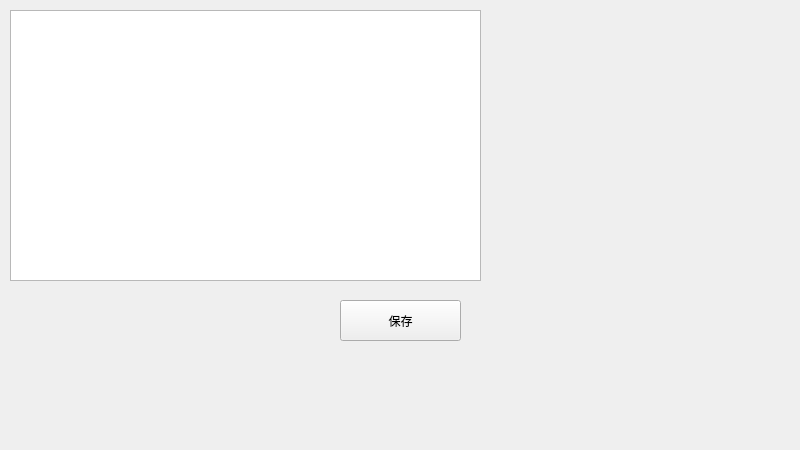
Above: memory/widget.ui from OvOq/Oicq2.0 before the change. Below: the same form after it.
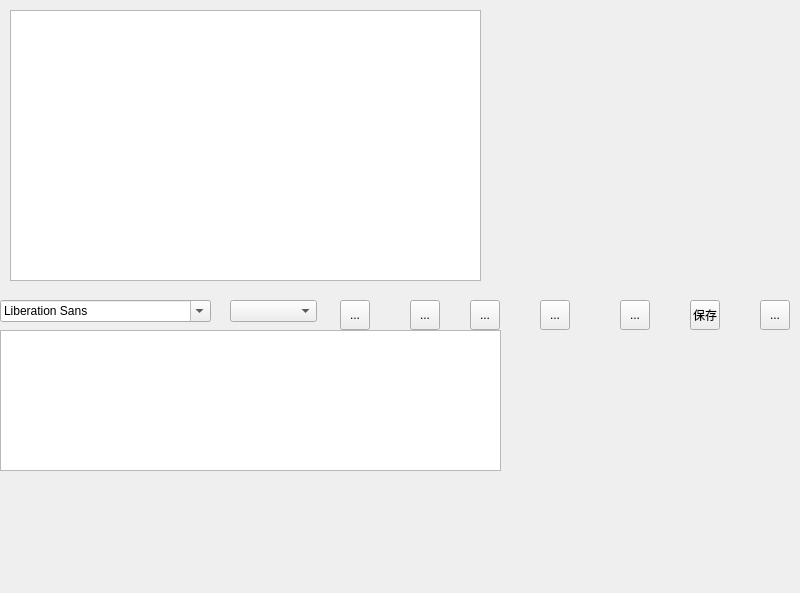
That is the form after the change.

Diff of the .ui file:
```diff
--- a/memory/widget.ui
+++ b/memory/widget.ui
@@ -7,7 +7,7 @@
     <x>0</x>
     <y>0</y>
     <width>800</width>
-    <height>450</height>
+    <height>593</height>
    </rect>
   </property>
   <property name="windowTitle">
@@ -26,14 +26,191 @@
   <widget class="QToolButton" name="saveToolBtn">
    <property name="geometry">
     <rect>
-     <x>340</x>
+     <x>690</x>
      <y>300</y>
-     <width>121</width>
-     <height>41</height>
+     <width>30</width>
+     <height>30</height>
     </rect>
    </property>
    <property name="text">
     <string>保存</string>
+   </property>
+   <property name="iconSize">
+    <size>
+     <width>22</width>
+     <height>22</height>
+    </size>
+   </property>
+  </widget>
+  <widget class="QFontComboBox" name="fontComboBox">
+   <property name="geometry">
+    <rect>
+     <x>0</x>
+     <y>300</y>
+     <width>211</width>
+     <height>22</height>
+    </rect>
+   </property>
+  </widget>
+  <widget class="QComboBox" name="comboBox">
+   <property name="geometry">
+    <rect>
+     <x>230</x>
+     <y>300</y>
+     <width>87</width>
+     <height>22</height>
+    </rect>
+   </property>
+  </widget>
+  <widget class="QToolButton" name="boldToolBtn">
+   <property name="geometry">
+    <rect>
+     <x>340</x>
+     <y>300</y>
+     <width>30</width>
+     <height>30</height>
+    </rect>
+   </property>
+   <property name="toolTip">
+    <string>加粗</string>
+   </property>
+   <property name="text">
+    <string>...</string>
+   </property>
+   <property name="iconSize">
+    <size>
+     <width>22</width>
+     <height>22</height>
+    </size>
+   </property>
+   <property name="checkable">
+    <bool>true</bool>
+   </property>
+  </widget>
+  <widget class="QToolButton" name="italicToolBtn">
+   <property name="geometry">
+    <rect>
+     <x>410</x>
+     <y>300</y>
+     <width>30</width>
+     <height>30</height>
+    </rect>
+   </property>
+   <property name="toolTip">
+    <string>倾斜</string>
+   </property>
+   <property name="text">
+    <string>...</string>
+   </property>
+   <property name="iconSize">
+    <size>
+     <width>22</width>
+     <height>22</height>
+    </size>
+   </property>
+   <property name="checkable">
+    <bool>true</bool>
+   </property>
+  </widget>
+  <widget class="QToolButton" name="underlineToolBtn">
+   <property name="geometry">
+    <rect>
+     <x>470</x>
+     <y>300</y>
+     <width>30</width>
+     <height>30</height>
+    </rect>
+   </property>
+   <property name="toolTip">
+    <string>下划线</string>
+   </property>
+   <property name="text">
+    <string>...</string>
+   </property>
+   <property name="iconSize">
+    <size>
+     <width>22</width>
+     <height>22</height>
+    </size>
+   </property>
+   <property name="checkable">
+    <bool>true</bool>
+   </property>
+  </widget>
+  <widget class="QToolButton" name="colorToolBtn">
+   <property name="geometry">
+    <rect>
+     <x>540</x>
+     <y>300</y>
+     <width>30</width>
+     <height>30</height>
+    </rect>
+   </property>
+   <property name="toolTip">
+    <string>更改字体颜色</string>
+   </property>
+   <property name="text">
+    <string>...</string>
+   </property>
+   <property name="iconSize">
+    <size>
+     <width>22</width>
+     <height>22</height>
+    </size>
+   </property>
+  </widget>
+  <widget class="QToolButton" name="sendToolBtn">
+   <property name="geometry">
+    <rect>
+     <x>620</x>
+     <y>300</y>
+     <width>30</width>
+     <height>30</height>
+    </rect>
+   </property>
+   <property name="toolTip">
+    <string>传输文件</string>
+   </property>
+   <property name="text">
+    <string>...</string>
+   </property>
+   <property name="iconSize">
+    <size>
+     <width>22</width>
+     <height>22</height>
+    </size>
+   </property>
+  </widget>
+  <widget class="QToolButton" name="clearToolBtn">
+   <property name="geometry">
+    <rect>
+     <x>760</x>
+     <y>300</y>
+     <width>30</width>
+     <height>30</height>
+    </rect>
+   </property>
+   <property name="toolTip">
+    <string>清空聊天记录</string>
+   </property>
+   <property name="text">
+    <string>...</string>
+   </property>
+   <property name="iconSize">
+    <size>
+     <width>22</width>
+     <height>22</height>
+    </size>
+   </property>
+  </widget>
+  <widget class="QTextEdit" name="messageTextEdit">
+   <property name="geometry">
+    <rect>
+     <x>0</x>
+     <y>330</y>
+     <width>501</width>
+     <height>141</height>
+    </rect>
    </property>
   </widget>
  </widget>
```
Left out of the diff: 3 changed lines with no effect on the pictures.
